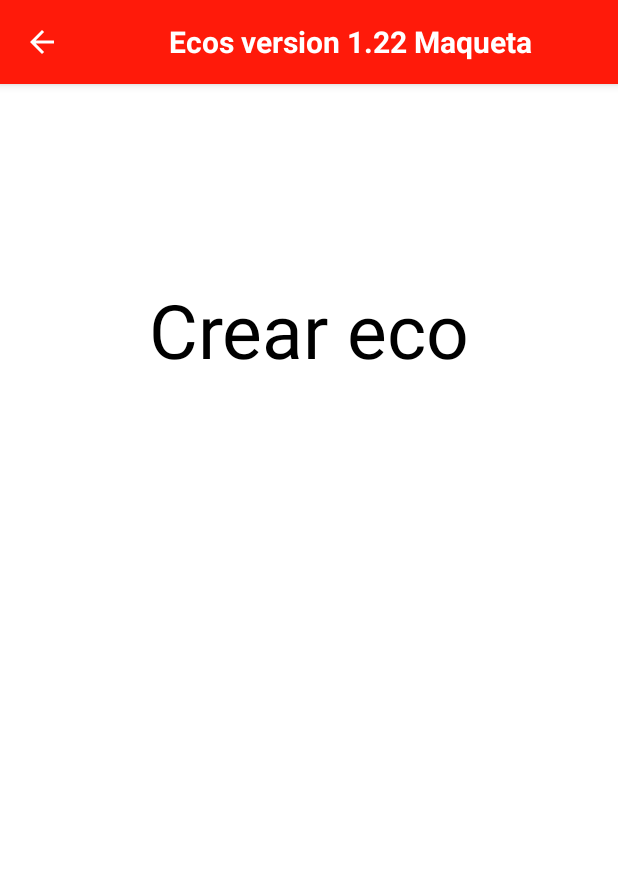
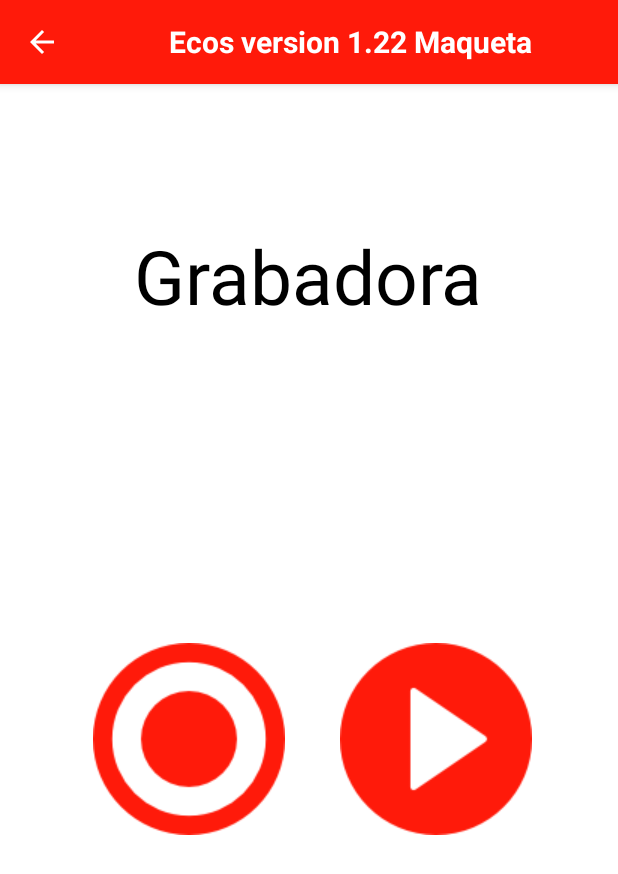
Before and after one commit to Dan137s/Ecos, an Android app: the MainActivityCreaEco screen opened directly, with no data from a screen before it, on a phone screen of 412 x 824 dp. Shown: the top 874 px of the screen. Run offline under Robolectric (Android 15) with nearby library versions, the phone set to English and light mode, and no system bars; libraries missing offline, so code that uses them is left out: com.skydoves.elasticviews.

Commit message:
V.1.23 logueando + grabadora

```diff
--- a/app/src/main/AndroidManifest.xml
+++ b/app/src/main/AndroidManifest.xml
@@ -6,6 +6,9 @@
     <uses-permission android:name="android.permission.INTERNET" />
     <!--Location-->
     <uses-permission android:name="android.permission.ACCESS_FINE_LOCATION"/>
+    <!--Grabación-->
+    <uses-permission android:name="android.permission.WRITE_EXTERNAL_STORAGE"/>
+    <uses-permission android:name="android.permission.RECORD_AUDIO"/>
     <application
         android:allowBackup="true"
         android:icon="@drawable/c"
--- a/app/src/main/java/com/claseipst51android2021cl/grupo4/MainActivityCreaEco.java
+++ b/app/src/main/java/com/claseipst51android2021cl/grupo4/MainActivityCreaEco.java
@@ -9,17 +9,28 @@ import androidx.core.content.ContextCompat;
 import android.Manifest;
 import android.content.Intent;
 import android.content.pm.PackageManager;
+import android.media.MediaPlayer;
+import android.media.MediaRecorder;
 import android.os.Bundle;
+import android.os.Environment;
 import android.view.Menu;
 import android.view.MenuItem;
 import android.view.View;
+import android.widget.Button;
 import android.widget.Toast;
 
 import com.skydoves.elasticviews.ElasticCheckButton;
 
+import java.io.IOException;
+
 public class MainActivityCreaEco extends AppCompatActivity {
 
+
     ElasticCheckButton consularLatLong;
+    private MediaRecorder grabacion;
+    private String archivoSalida = null;
+    private Button btn_recorder;
+
 
     @Override
     protected void onCreate(Bundle savedInstanceState) {
@@ -30,25 +41,21 @@ public class MainActivityCreaEco extends AppCompatActivity {
         getSupportActionBar().setDisplayOptions(ActionBar.DISPLAY_SHOW_CUSTOM);
         getSupportActionBar().setCustomView(R.layout.txt_titulo);
 
-        //Latitud y longitud "Localización"
-        getLocalizacion();
-
         //para la flecha volver
         getSupportActionBar().setDisplayHomeAsUpEnabled(true);
 
+        btn_recorder =(Button)findViewById(R.id.btn_rec);
+
+        if (ContextCompat.checkSelfPermission(getApplicationContext(),
+                Manifest.permission.WRITE_EXTERNAL_STORAGE) != PackageManager.PERMISSION_GRANTED && ActivityCompat.checkSelfPermission(getApplicationContext(),
+                Manifest.permission.RECORD_AUDIO) != PackageManager.PERMISSION_GRANTED) {
+
+            ActivityCompat.requestPermissions(MainActivityCreaEco.this, new String[]{Manifest.permission.WRITE_EXTERNAL_STORAGE,
+                    Manifest.permission.RECORD_AUDIO}, 1000);
+        }
 
     }
 
-    private void getLocalizacion() {
-        int permiso = ContextCompat.checkSelfPermission(this, Manifest.permission.ACCESS_COARSE_LOCATION);
-        //Este bloque consulta por el permiso si es denegado o no
-        if(permiso == PackageManager.PERMISSION_DENIED){
-            if(ActivityCompat.shouldShowRequestPermissionRationale(this, Manifest.permission.ACCESS_FINE_LOCATION)){
-            }else{
-                ActivityCompat.requestPermissions(this, new String[]{Manifest.permission.ACCESS_FINE_LOCATION},1);
-            }
-        }
-    }
 
     //Metodo para regresar atras
     @Override
@@ -60,4 +67,45 @@ public class MainActivityCreaEco extends AppCompatActivity {
         }
         return super.onOptionsItemSelected(item);
     }
+    public void Recorder(View view){
+        if(grabacion == null) {
+            archivoSalida = Environment.getExternalStorageDirectory().getAbsolutePath() + "/Grabacion.mp3";
+            grabacion = new MediaRecorder();
+            grabacion.setAudioSource(MediaRecorder.AudioSource.MIC);
+            grabacion.setOutputFormat(MediaRecorder.OutputFormat.THREE_GPP);
+            grabacion.setAudioEncoder(MediaRecorder.OutputFormat.AMR_NB);
+            grabacion.setOutputFile(archivoSalida);
+
+            try {
+                grabacion.prepare();
+                grabacion.start();
+            } catch (IOException e) {
+            }
+            btn_recorder.setBackgroundResource(R.drawable.recr);
+            Toast.makeText(getApplicationContext(), "Grabando...",
+                    Toast.LENGTH_SHORT).show();
+        }else if (grabacion != null){
+            grabacion.stop();
+            grabacion.release();
+            grabacion = null;
+            btn_recorder.setBackgroundResource(R.drawable.stop_rec);
+            Toast.makeText(getApplicationContext(), "Grabacion finalizada...",
+                    Toast.LENGTH_SHORT).show();
+        }
+    }
+    public void reproducir(View view){
+
+        MediaPlayer mediaPlayer = new MediaPlayer();
+        try{
+            mediaPlayer.setDataSource(archivoSalida);
+            mediaPlayer.prepare();
+        } catch (IOException e){
+        }
+        mediaPlayer.start();
+        Toast.makeText(getApplicationContext(), "Reproduciendo...",
+                Toast.LENGTH_SHORT).show();
+
+    }
+
+
 }
--- a/app/src/main/res/layout/activity_main_crea_eco.xml
+++ b/app/src/main/res/layout/activity_main_crea_eco.xml
@@ -6,18 +6,44 @@
     android:layout_height="match_parent"
     tools:context=".MainActivityCreaEco">
 
+    <Button
+        android:id="@+id/btn_rec"
+        android:layout_width="128dp"
+        android:layout_height="128dp"
+        android:background="@drawable/recr"
+        android:onClick="Recorder"
+        app:layout_constraintBottom_toBottomOf="parent"
+        app:layout_constraintEnd_toEndOf="parent"
+        app:layout_constraintHorizontal_bias="0.219"
+        app:layout_constraintStart_toStartOf="parent"
+        app:layout_constraintTop_toTopOf="parent"
+        app:layout_constraintVertical_bias="0.582" />
+
+    <Button
+        android:id="@+id/btn_play"
+        android:layout_width="128dp"
+        android:layout_height="128dp"
+        android:background="@drawable/reproducir"
+        android:onClick="reproducir"
+        app:layout_constraintBottom_toBottomOf="parent"
+        app:layout_constraintEnd_toEndOf="parent"
+        app:layout_constraintHorizontal_bias="0.798"
+        app:layout_constraintStart_toStartOf="parent"
+        app:layout_constraintTop_toTopOf="parent"
+        app:layout_constraintVertical_bias="0.582" />
+
     <TextView
-        android:id="@+id/textView2"
-        android:layout_width="267dp"
-        android:layout_height="128dp"
-        android:text="Crear eco"
+        android:id="@+id/textView3"
+        android:layout_width="wrap_content"
+        android:layout_height="wrap_content"
+        android:text="Grabadora"
         android:textAlignment="center"
         android:textColor="#000000"
         android:textSize="50dp"
-
         app:layout_constraintBottom_toBottomOf="parent"
         app:layout_constraintEnd_toEndOf="parent"
+        app:layout_constraintHorizontal_bias="0.498"
         app:layout_constraintStart_toStartOf="parent"
         app:layout_constraintTop_toTopOf="parent"
-        app:layout_constraintVertical_bias="0.203" />
+        app:layout_constraintVertical_bias="0.134" />
 </androidx.constraintlayout.widget.ConstraintLayout>
--- a/app/src/main/res/layout/activity_menu.xml
+++ b/app/src/main/res/layout/activity_menu.xml
@@ -56,7 +56,7 @@
                     android:layout_width="wrap_content"
                     android:layout_height="90dp"
                     android:layout_gravity="center_horizontal"
-                    android:src="@drawable/rec"></ImageView>
+                    android:src="@drawable/recm"></ImageView>
 
                 <TextView
                     android:layout_width="match_parent"
--- a/app/src/main/res/values/colors.xml
+++ b/app/src/main/res/values/colors.xml
@@ -8,7 +8,7 @@
     <color name="black">#FF000000</color>
     <color name="white">#FFFFFFFF</color>
     <color name="colorBoton1">#69027A</color>
-    <color name="colorBoton2">#FF5722</color>
+    <color name="colorBoton2">#E8FF5722</color>
     <color name="colorBoton3">#1EFF5722</color>
     <color name="colorBoton4">#FFFFFF</color>
     <color name="colorBoton5">#1969A8</color>
```
Also changed, not shown: app/src/main/res/drawable/recm.png (renamed from app/src/main/res/drawable/rec.png), app/src/main/res/drawable/recr.png (added), app/src/main/res/drawable/reproducir.png (added), app/src/main/res/drawable/stop_rec.png (added).
